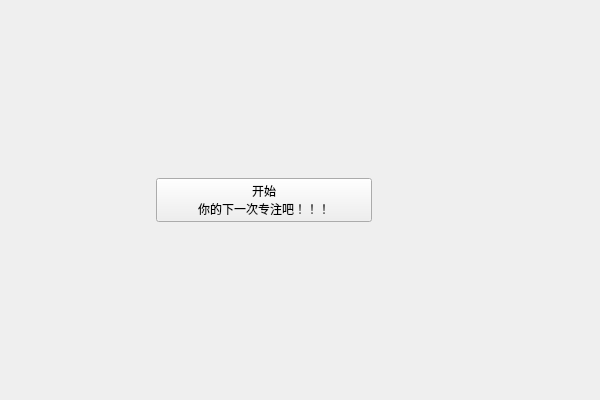
Above: pomodoro.ui from yeteye/Software_Engineering_ClassWork before the change. Below: the same form after it.
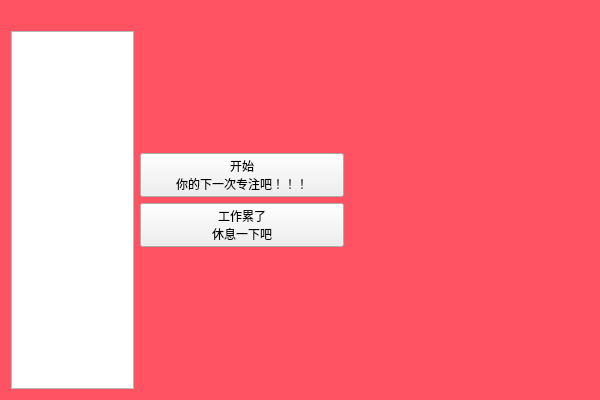
That is the form after the change. Icons and pictures are not drawn.

Diff of the .ui file:
```diff
--- a/pomodoro.ui
+++ b/pomodoro.ui
@@ -1,7 +1,7 @@
 <?xml version="1.0" encoding="UTF-8"?>
 <ui version="4.0">
- <class>widget</class>
- <widget class="QWidget" name="widget">
+ <class>MainWindow</class>
+ <widget class="QWidget" name="MainWindow">
   <property name="geometry">
    <rect>
     <x>0</x>
@@ -17,25 +17,67 @@
    <iconset>
     <normaloff>C:/Users/86199/Pictures/f3006b49c9f1fc1519d2bf688fc52e70.ico</normaloff>C:/Users/86199/Pictures/f3006b49c9f1fc1519d2bf688fc52e70.ico</iconset>
   </property>
-  <layout class="QHBoxLayout" name="horizontalLayout" stretch="20,30,30">
+  <property name="styleSheet">
+   <string notr="true">#MainWindow{background-color: rgb(255, 82, 99)}
+</string>
+  </property>
+  <layout class="QHBoxLayout" name="horizontalLayout" stretch="15,25,30">
    <item>
-    <layout class="QVBoxLayout" name="verticalLayout"/>
+    <layout class="QVBoxLayout" name="verticalLayout" stretch="3,5">
+     <item>
+      <layout class="QVBoxLayout" name="verticalLayout_6" stretch="0,0">
+       <item>
+        <widget class="QLabel" name="label">
+         <property name="maximumSize">
+          <size>
+           <width>70</width>
+           <height>70</height>
+          </size>
+         </property>
+         <property name="text">
+          <string/>
+         </property>
+         <property name="pixmap">
+          <pixmap>C:/Users/86199/Pictures/Blog/QQ图片20231118082505.jpg</pixmap>
+         </property>
+         <property name="scaledContents">
+          <bool>true</bool>
+         </property>
+        </widget>
+       </item>
+       <item>
+        <widget class="QPlainTextEdit" name="plainTextEdit"/>
+       </item>
+      </layout>
+     </item>
+     <item>
+      <layout class="QVBoxLayout" name="verticalLayout_7"/>
+     </item>
+    </layout>
    </item>
    <item>
-    <layout class="QVBoxLayout" name="verticalLayout_3" stretch="4,3">
+    <layout class="QVBoxLayout" name="verticalLayout_3" stretch="4,2">
      <item>
       <layout class="QVBoxLayout" name="verticalLayout_5"/>
      </item>
      <item>
       <layout class="QVBoxLayout" name="verticalLayout_4">
        <item>
-        <widget class="QPushButton" name="pushButton">
+        <widget class="QPushButton" name="workButton">
          <property name="text">
           <string>开始
 你的下一次专注吧！！！</string>
          </property>
         </widget>
        </item>
+       <item>
+        <widget class="QPushButton" name="relaxButton">
+         <property name="text">
+          <string>工作累了
+休息一下吧</string>
+         </property>
+        </widget>
+       </item>
       </layout>
      </item>
     </layout>
```
